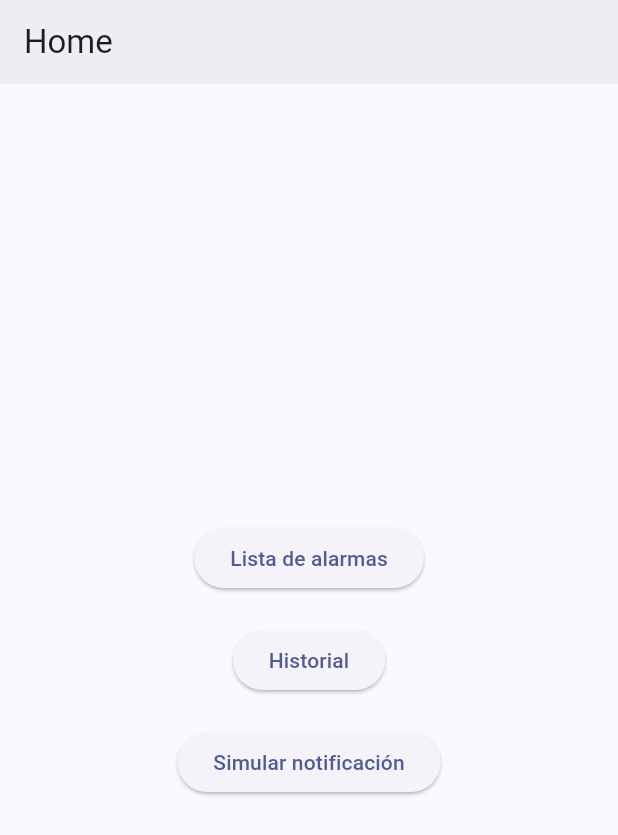
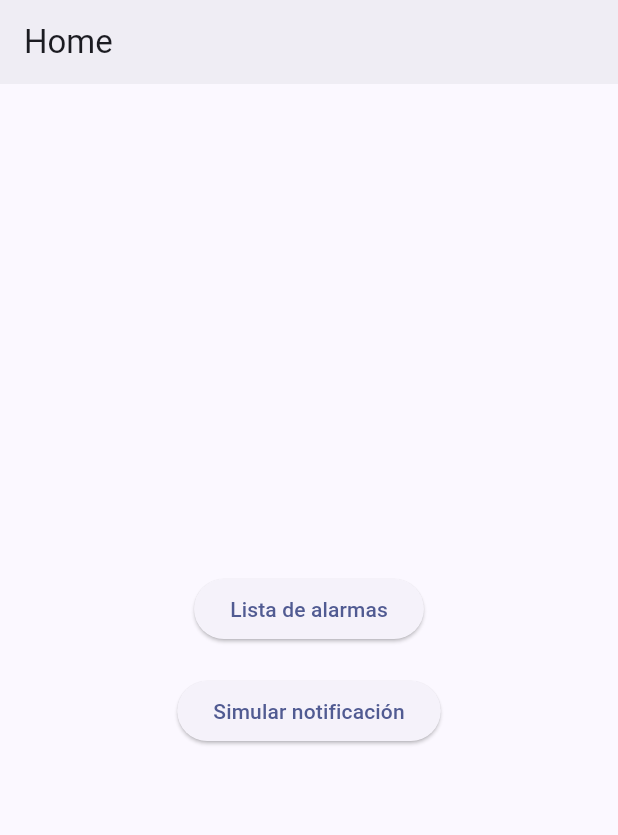
Before and after one commit to EstebanCardenas/AlarmsUxApp, a Flutter app: the screen it shows after launch, on a phone screen of 412 x 824 dp. Shown: the top 835 px of the screen. Run offline on Flutter 3.47's test engine with Material 3 defaults, Android fonts, the phone set to English and light mode, and no system bars; our stand-ins replace go_router, google_fonts, pie_chart.

Commit message:
mover link de historial

```diff
--- a/alarms_android/lib/main.dart
+++ b/alarms_android/lib/main.dart
@@ -22,10 +22,16 @@ final router = GoRouter(
       builder: (context, state) => HomeMenuPage(),
       routes: [
         GoRoute(
-          path: "/alarms",
+          path: AlarmListPage.route,
           name: AlarmListPage.name,
           builder: (context, state) => AlarmListPage(),
           routes: [
+            GoRoute(
+              path: "/history",
+              name: HistoryPage.name,
+              builder: (context, state) => HistoryPage(),
+              routes: []
+            ),
             GoRoute(
               path: CreateAlarmPage.route,
               name: CreateAlarmPage.name,
@@ -39,12 +45,6 @@ final router = GoRouter(
               ],
             ),
           ],
-        ),
-        GoRoute(
-          path: "/history",
-          name: HistoryPage.name,
-          builder: (context, state) => HistoryPage(),
-          routes: []
         ),
         GoRoute(
           path: "/notification_action",
--- a/alarms_android/lib/screens/alarm_list.dart
+++ b/alarms_android/lib/screens/alarm_list.dart
@@ -2,6 +2,7 @@ import 'package:alarms_android/components/alarm_list_item.dart';
 import 'package:alarms_android/components/alarms_app_bar.dart';
 import 'package:alarms_android/data.dart';
 import 'package:alarms_android/screens/create_alarm.dart';
+import 'package:alarms_android/screens/history.dart';
 import 'package:flutter/material.dart';
 import 'package:go_router/go_router.dart';
 import 'package:design_system/design_system.dart';
@@ -23,7 +24,9 @@ class AlarmListPage extends StatelessWidget {
         textTheme: textTheme,
         actions: [
           IconButton(
-            onPressed: () {},
+            onPressed: () {
+              context.goNamed(HistoryPage.name);
+            },
             icon: Icon(Icons.schedule, color: colorScheme.onSurface),
           ),
           IconButton(
--- a/alarms_android/lib/screens/home_menu.dart
+++ b/alarms_android/lib/screens/home_menu.dart
@@ -30,11 +30,6 @@ class HomeMenuPage extends StatelessWidget {
             ),
             const SizedBox(height: 20),
             ElevatedButton(
-              onPressed: () => context.goNamed(HistoryPage.name),
-              child: const Text('Historial'),
-            ),
-            const SizedBox(height: 20),
-            ElevatedButton(
               onPressed: () => context.goNamed(NotificationActionPage.name),
               child: const Text('Simular notificación'),
             ),
```
